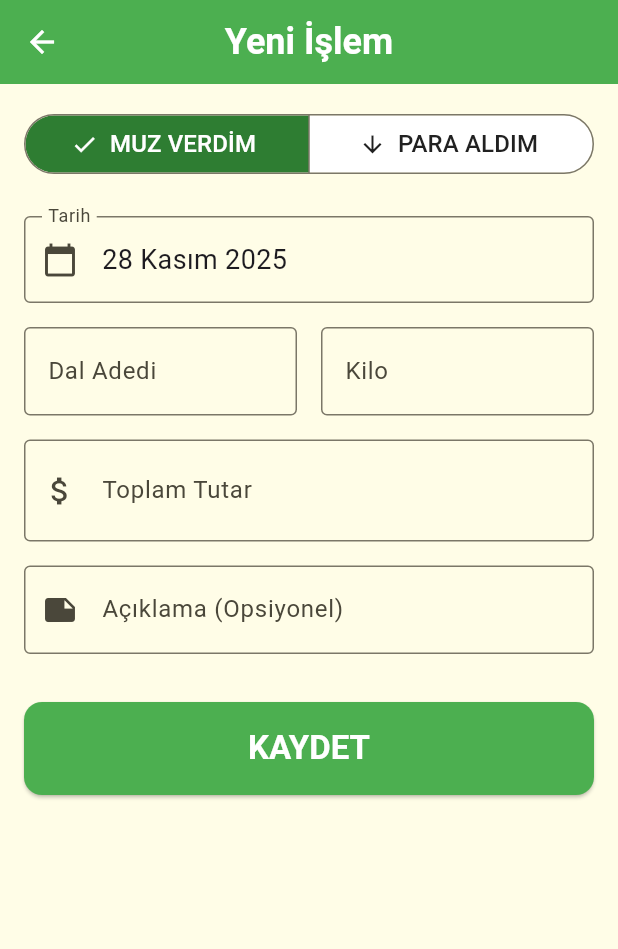
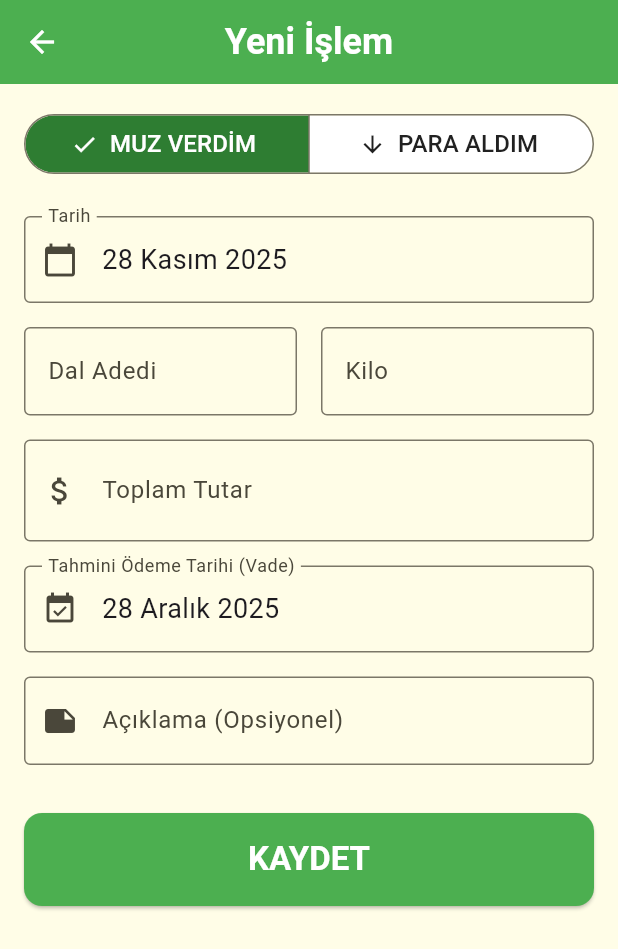
Before and after one commit to OnruBekrant/Muz-Hesap-Defteri, a Flutter app: the screen it shows after launch, after a tap on the "add" icon, on a phone screen of 412 x 824 dp. Shown: the top 949 px of the screen. Run offline on Flutter 3.47's test engine with Material 3 defaults, Android fonts, the phone set to English and light mode, and no system bars; our stand-ins replace flutter_local_notifications, hive, hive_flutter, pdf, printing, timezone; accounts and stored records are empty.

Commit message:
feat: Add transaction due dates and implement local notification service with user settings.

```diff
--- a/lib/models/transaction.dart
+++ b/lib/models/transaction.dart
@@ -45,6 +45,9 @@ class Transaction extends HiveObject {
   @HiveField(9)
   final String? relatedTransactionId;
 
+  @HiveField(10)
+  final DateTime? dueDate;
+
   Transaction({
     required this.id,
     required this.seasonId,
@@ -56,5 +59,6 @@ class Transaction extends HiveObject {
     this.unitCount,
     this.unitPrice,
     this.relatedTransactionId,
+    this.dueDate,
   });
 }
--- a/lib/providers/database_provider.dart
+++ b/lib/providers/database_provider.dart
@@ -5,6 +5,7 @@ import 'package:uuid/uuid.dart';
 import 'package:intl/intl.dart';
 import '../models/season.dart';
 import '../models/transaction.dart';
+import '../services/notification_service.dart';
 
 class DatabaseProvider extends ChangeNotifier {
   Season? _currentSeason;
@@ -22,11 +23,20 @@ class DatabaseProvider extends ChangeNotifier {
 
   Box<Season>? _seasonBox;
   Box<Transaction>? _transactionBox;
+  Box? _settingsBox;
+
+  bool _notificationsEnabled = true;
+  bool get notificationsEnabled => _notificationsEnabled;
 
   Future<void> init() async {
     // Open Hive boxes
     _seasonBox = await Hive.openBox<Season>('seasons');
     _transactionBox = await Hive.openBox<Transaction>('transactions');
+    _settingsBox = await Hive.openBox('settings');
+
+    _notificationsEnabled = _settingsBox!.get('notificationsEnabled', defaultValue: true);
+
+    await NotificationService().init();
 
     // Find active season
     try {
@@ -90,6 +100,7 @@ class DatabaseProvider extends ChangeNotifier {
     int? unitCount,
     double? unitPrice, // Can be null if calculated
     String? relatedTransactionId,
+    DateTime? dueDate,
   }) async {
     if (_activeSeason == null) return;
 
@@ -110,6 +121,7 @@ class DatabaseProvider extends ChangeNotifier {
       unitCount: unitCount,
       unitPrice: finalUnitPrice,
       relatedTransactionId: relatedTransactionId,
+      dueDate: dueDate,
     );
 
     await _transactionBox!.add(newTransaction);
@@ -161,4 +173,15 @@ class DatabaseProvider extends ChangeNotifier {
     if (_seasonBox == null) return [];
     return _seasonBox!.values.where((s) => !s.isActive).toList();
   }
+
+  Future<void> setNotificationsEnabled(bool value) async {
+    _notificationsEnabled = value;
+    await _settingsBox!.put('notificationsEnabled', value);
+
+    if (!value) {
+      await NotificationService().cancelAll();
+    }
+
+    notifyListeners();
+  }
 }
--- a/lib/screens/add_transaction_screen.dart
+++ b/lib/screens/add_transaction_screen.dart
@@ -4,6 +4,7 @@ import 'package:intl/intl.dart';
 import '../providers/database_provider.dart';
 import '../models/transaction.dart';
 import '../constants/colors.dart';
+import '../services/notification_service.dart';
 
 class AddTransactionScreen extends StatefulWidget {
   const AddTransactionScreen({super.key});
@@ -16,6 +17,7 @@ class _AddTransactionScreenState extends State<AddTransactionScreen> {
   final _formKey = GlobalKey<FormState>();
   TransactionType _selectedType = TransactionType.alacak;
   DateTime _selectedDate = DateTime.now();
+  DateTime? _dueDate;
 
   // Controllers
   final _amountController = TextEditingController();
@@ -34,7 +36,14 @@ class _AddTransactionScreenState extends State<AddTransactionScreen> {
     super.dispose();
   }
 
-  void _saveTransaction() {
+  @override
+  void initState() {
+    super.initState();
+    // Default due date is 30 days from now
+    _dueDate = DateTime.now().add(const Duration(days: 30));
+  }
+
+  void _saveTransaction() async {
     if (!_formKey.currentState!.validate()) return;
 
     final amount = double.parse(_amountController.text.replaceAll(',', '.'));
@@ -58,7 +67,28 @@ class _AddTransactionScreenState extends State<AddTransactionScreen> {
       weight: weight,
       unitCount: unitCount,
       relatedTransactionId: _relatedTransactionId,
+      dueDate: _selectedType == TransactionType.alacak ? _dueDate : null,
     );
+
+    // Schedule Notification if enabled and due date is set
+    if (_selectedType == TransactionType.alacak && _dueDate != null) {
+      final provider = Provider.of<DatabaseProvider>(context, listen: false);
+      if (provider.notificationsEnabled) {
+        try {
+          int notificationId = DateTime.now().millisecondsSinceEpoch ~/ 1000;
+
+          await NotificationService().scheduleNotification(
+            notificationId,
+            'Ödeme Günü Geldi!',
+            '${DateFormat('dd MMMM yyyy', 'tr_TR').format(_selectedDate)} tarihinde verdiğiniz $amount TL\'lik muzun ödeme vadesi bugün.',
+            _dueDate!,
+          );
+        } catch (e) {
+          debugPrint('Notification scheduling failed: $e');
+          // Continue execution even if notification fails
+        }
+      }
+    }
 
     Navigator.pop(context);
   }
@@ -85,6 +115,37 @@ class _AddTransactionScreenState extends State<AddTransactionScreen> {
     if (picked != null) {
       setState(() {
         _selectedDate = picked;
+        // Update due date if it hasn't been manually changed?
+        // Or just keep the default +30 logic relative to the new date?
+        // Let's reset it to +30 days from the new date for convenience
+        _dueDate = picked.add(const Duration(days: 30));
+      });
+    }
+  }
+
+  Future<void> _pickDueDate() async {
+    if (_dueDate == null) return;
+    final picked = await showDatePicker(
+      context: context,
+      initialDate: _dueDate!,
+      firstDate: DateTime(2020),
+      lastDate: DateTime(2030),
+      builder: (context, child) {
+        return Theme(
+          data: Theme.of(context).copyWith(
+            colorScheme: const ColorScheme.light(
+              primary: AppColors.yaprakYesili,
+              onPrimary: Colors.white,
+              onSurface: AppColors.metinRengi,
+            ),
+          ),
+          child: child!,
+        );
+      },
+    );
+    if (picked != null) {
+      setState(() {
+        _dueDate = picked;
       });
     }
   }
@@ -288,6 +349,24 @@ class _AddTransactionScreenState extends State<AddTransactionScreen> {
               },
             ),
           ),
+          // Due Date Picker
+          const SizedBox(height: 16),
+          InkWell(
+            onTap: _pickDueDate,
+            child: InputDecorator(
+              decoration: const InputDecoration(
+                labelText: 'Tahmini Ödeme Tarihi (Vade)',
+                border: OutlineInputBorder(),
+                prefixIcon: Icon(Icons.event_available),
+              ),
+              child: Text(
+                _dueDate != null
+                  ? DateFormat('dd MMMM yyyy', 'tr_TR').format(_dueDate!)
+                  : 'Seçilmedi',
+                style: const TextStyle(fontSize: 18),
+              ),
+            ),
+          ),
       ],
     );
   }
--- /dev/null
+++ b/lib/services/notification_service.dart
@@ -0,0 +1,95 @@
+import 'package:flutter_local_notifications/flutter_local_notifications.dart';
+import 'package:timezone/timezone.dart' as tz;
+import 'package:timezone/data/latest.dart' as tz;
+import 'dart:io';
+
+class NotificationService {
+  static final NotificationService _instance = NotificationService._internal();
+
+  factory NotificationService() {
+    return _instance;
+  }
+
+  NotificationService._internal();
+
+  final FlutterLocalNotificationsPlugin flutterLocalNotificationsPlugin =
+      FlutterLocalNotificationsPlugin();
+
+  Future<void> init() async {
+    tz.initializeTimeZones();
+
+    const AndroidInitializationSettings initializationSettingsAndroid =
+        AndroidInitializationSettings('@mipmap/ic_launcher');
+
+    final DarwinInitializationSettings initializationSettingsDarwin =
+        DarwinInitializationSettings(
+      requestAlertPermission: true,
+      requestBadgePermission: true,
+      requestSoundPermission: true,
+    );
+
+    final LinuxInitializationSettings initializationSettingsLinux =
+        LinuxInitializationSettings(
+      defaultActionName: 'Open notification',
+    );
+
+    final InitializationSettings initializationSettings = InitializationSettings(
+      android: initializationSettingsAndroid,
+      iOS: initializationSettingsDarwin,
+      macOS: initializationSettingsDarwin,
+      linux: initializationSettingsLinux,
+    );
+
+    await flutterLocalNotificationsPlugin.initialize(
+      initializationSettings,
+      onDidReceiveNotificationResponse: (NotificationResponse details) async {
+        // Handle notification tap
+      },
+    );
+
+    // Request permissions for Android 13+
+    if (Platform.isAndroid) {
+      final AndroidFlutterLocalNotificationsPlugin? androidImplementation =
+          flutterLocalNotificationsPlugin.resolvePlatformSpecificImplementation<
+              AndroidFlutterLocalNotificationsPlugin>();
+
+      await androidImplementation?.requestNotificationsPermission();
+      await androidImplementation?.requestExactAlarmsPermission();
+    }
+  }
+
+  Future<void> scheduleNotification(
+      int id, String title, String body, DateTime scheduledDate) async {
+
+    // If date is in the past, don't schedule
+    if (scheduledDate.isBefore(DateTime.now())) return;
+
+    await flutterLocalNotificationsPlugin.zonedSchedule(
+      id,
+      title,
+      body,
+      tz.TZDateTime.from(scheduledDate, tz.local),
+      const NotificationDetails(
+        android: AndroidNotificationDetails(
+          'payment_reminders',
+          'Ödeme Hatırlatıcıları',
+          channelDescription: 'Muz ödeme vadeleri için bildirimler',
+          importance: Importance.max,
+          priority: Priority.high,
+        ),
+        iOS: DarwinNotificationDetails(),
+      ),
+      androidScheduleMode: AndroidScheduleMode.exactAllowWhileIdle,
+      uiLocalNotificationDateInterpretation:
+          UILocalNotificationDateInterpretation.absoluteTime,
+    );
+  }
+
+  Future<void> cancelNotification(int id) async {
+    await flutterLocalNotificationsPlugin.cancel(id);
+  }
+
+  Future<void> cancelAll() async {
+    await flutterLocalNotificationsPlugin.cancelAll();
+  }
+}
```
Also changed, not shown: lib/screens/settings_screen.dart (+19 -0 lines), lib/models/transaction.g.dart, 3 other files.
